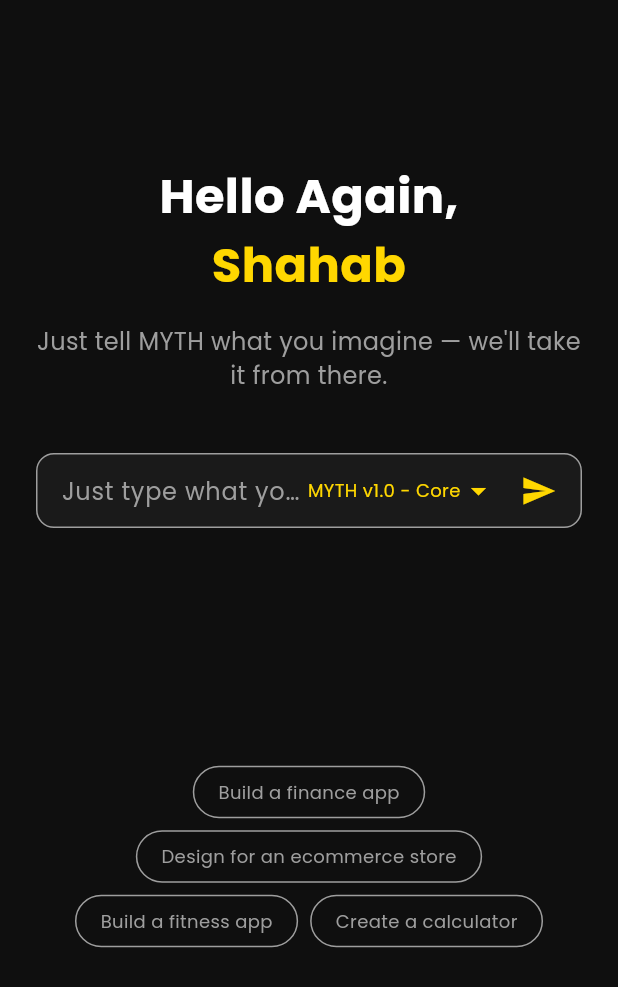
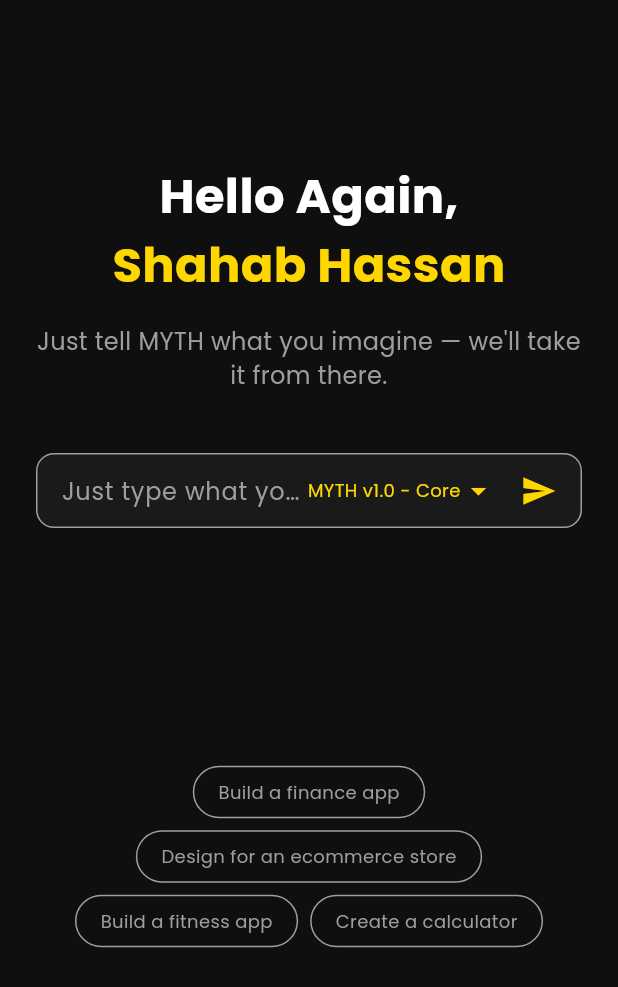
Before and after one commit to rajadaud12/MYTH-Apps-Builder, a Flutter app: the screen it shows after launch, on a phone screen of 412 x 824 dp. Shown: the top 987 px of the screen. Run offline on Flutter 3.47's test engine with Material 3 defaults, Android fonts, the phone set to English and light mode, and no system bars; our stand-ins replace google_fonts.

Commit message:
Update lib/screens/home.dart via MYTH Build System (Branch: project-69cbaea7a32e4920c975a776)

```diff
--- a/lib/screens/home.dart
+++ b/lib/screens/home.dart
@@ -35,7 +35,7 @@ class _HomeScreenState extends State<HomeScreen> {
                 textAlign: TextAlign.center,
               ),
               Text(
-                'Shahab',
+                'Shahab Hassan',
                 style: GoogleFonts.poppins(
                   fontSize: 32,
                   fontWeight: FontWeight.bold,
```
